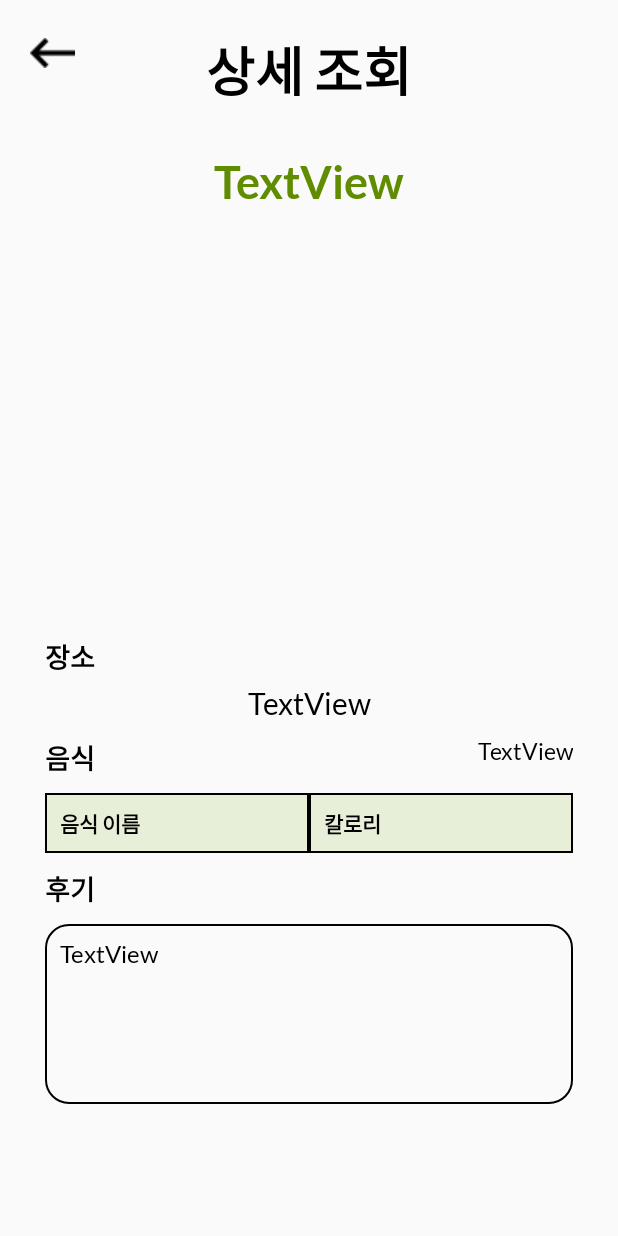
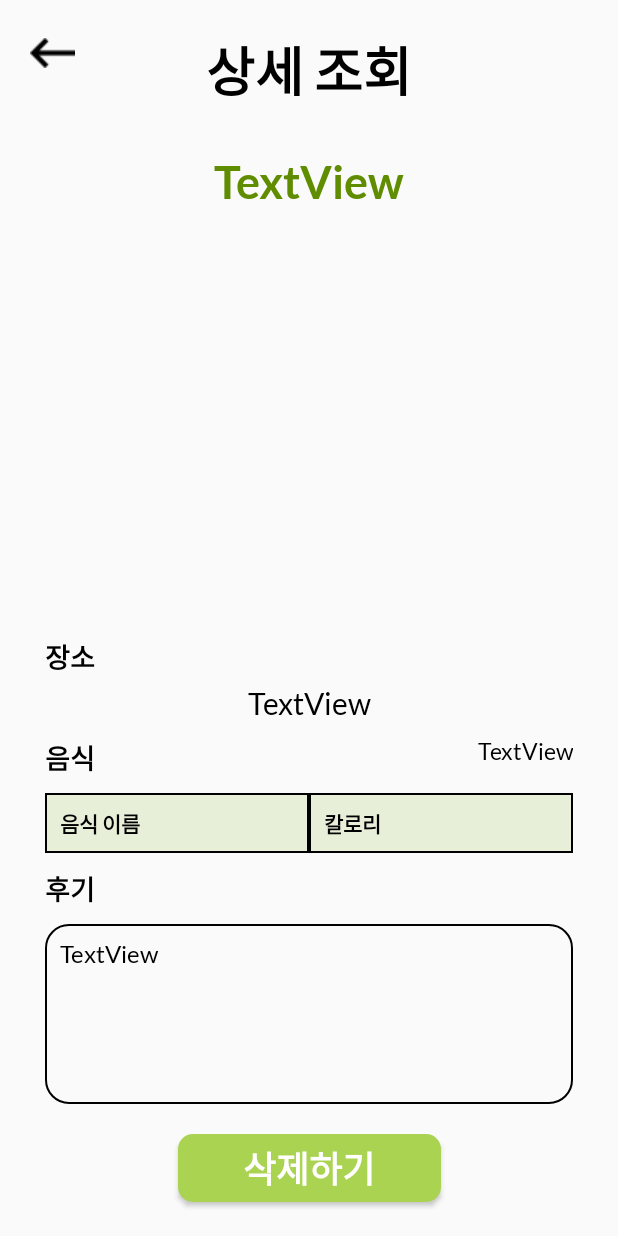
Before and after one commit to minwoo0419/Mobile_Software, an Android app: the DetailActivity screen opened directly, with no data from a screen before it, on a phone screen of 412 x 824 dp. Run offline under Robolectric (Android 15) with nearby library versions, the phone set to English and light mode, and no system bars; 10 statements that could not run were skipped.

Commit message:
feat : 삭제하기 추가

```diff
--- a/app/src/main/res/layout/activity_detail.xml
+++ b/app/src/main/res/layout/activity_detail.xml
@@ -213,5 +213,23 @@
             app:layout_constraintStart_toStartOf="parent"
             app:layout_constraintTop_toBottomOf="@+id/detailhoo" />
 
+        <Button
+            android:id="@+id/deleteBtn"
+            android:layout_width="175dp"
+            android:layout_height="45dp"
+            android:layout_marginTop="20dp"
+            android:layout_marginBottom="20dp"
+            android:background="@drawable/button"
+            android:fontFamily="@font/lato_bold"
+            android:onClick="delete"
+            android:text="삭제하기"
+            android:textAlignment="center"
+            android:textColor="@color/white"
+            android:textSize="24dp"
+            app:layout_constraintBottom_toBottomOf="parent"
+            app:layout_constraintEnd_toEndOf="parent"
+            app:layout_constraintStart_toStartOf="parent"
+            app:layout_constraintTop_toBottomOf="@+id/detailReview" />
+
     </androidx.constraintlayout.widget.ConstraintLayout>
 </ScrollView>
```
Also changed, not shown: app/src/main/java/com/course/mobilesoftwareproject/DetailActivity.java (+23 -0 lines).
